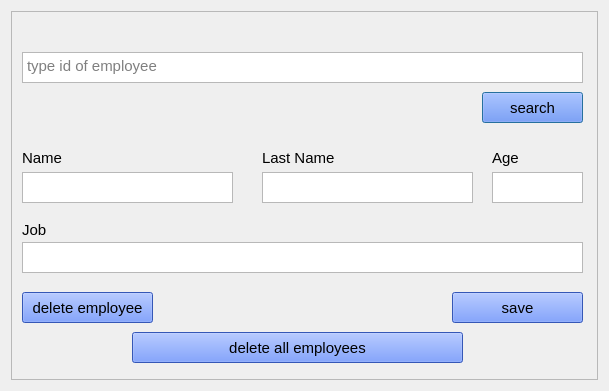
This is changing_employee.ui in Daaizo/management-tool as Qt 5 draws it before an edit. The edited form follows.
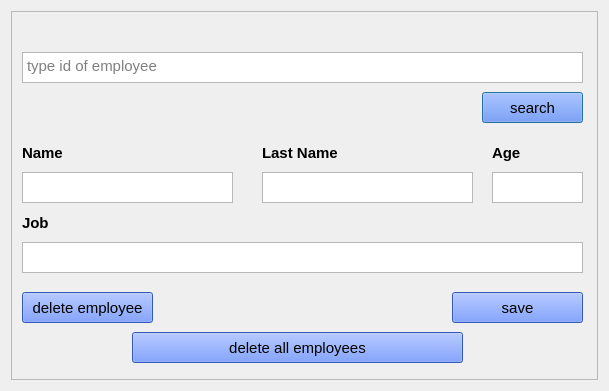
This is the edited form. Icons and pictures are not drawn.

The edit to the form file:
```diff
--- a/changing_employee.ui
+++ b/changing_employee.ui
@@ -44,6 +44,10 @@
 QWidget
 {
 	font-size:15px;
+}
+QLabel
+{
+	font-weight: bold;
 }</string>
       </property>
       <widget class="QPushButton" name="search_button">
@@ -156,8 +160,8 @@
        <property name="geometry">
         <rect>
          <x>10</x>
-         <y>135</y>
-         <width>61</width>
+         <y>130</y>
+         <width>121</width>
          <height>21</height>
         </rect>
        </property>
@@ -169,7 +173,7 @@
        <property name="geometry">
         <rect>
          <x>250</x>
-         <y>135</y>
+         <y>130</y>
          <width>121</width>
          <height>21</height>
         </rect>
@@ -182,7 +186,7 @@
        <property name="geometry">
         <rect>
          <x>480</x>
-         <y>135</y>
+         <y>130</y>
          <width>81</width>
          <height>21</height>
         </rect>
@@ -190,14 +194,17 @@
        <property name="text">
         <string>Age</string>
        </property>
+       <property name="alignment">
+        <set>Qt::AlignLeading|Qt::AlignLeft|Qt::AlignVCenter</set>
+       </property>
       </widget>
       <widget class="QLabel" name="label_4">
        <property name="geometry">
         <rect>
          <x>10</x>
-         <y>210</y>
-         <width>61</width>
-         <height>16</height>
+         <y>200</y>
+         <width>121</width>
+         <height>21</height>
         </rect>
        </property>
        <property name="text">
```
